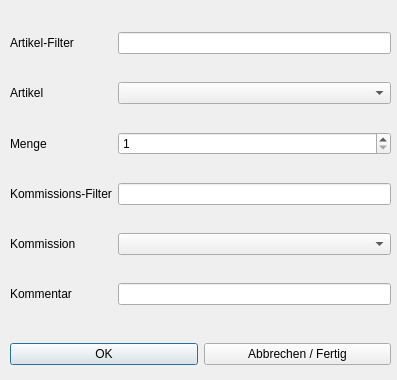
This is dialog_lager.ui in 15831944/CBrain as Qt 5 draws it before an edit. The edited form follows.
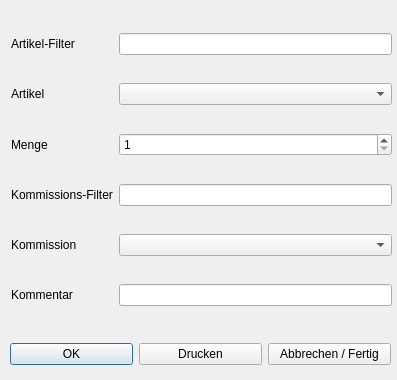
This is the edited form.

Commit message: modul_lager um PDF export erweitert

What changed in the file:
```diff
--- a/dialog_lager.ui
+++ b/dialog_lager.ui
@@ -33,6 +33,13 @@
       </property>
      </widget>
     </item>
+    <item>
+     <widget class="QPushButton" name="pushButton_print">
+      <property name="text">
+       <string>Drucken</string>
+      </property>
+     </widget>
+    </item>
     <item>
      <widget class="QPushButton" name="pushButton_cancel">
       <property name="text">
@@ -42,11 +49,11 @@
     </item>
    </layout>
   </widget>
-  <widget class="QWidget" name="layoutWidget">
+  <widget class="QWidget" name="">
    <property name="geometry">
     <rect>
-     <x>10</x>
-     <y>10</y>
+     <x>11</x>
+     <y>11</y>
      <width>381</width>
      <height>321</height>
     </rect>
```
Left out of the diff: 77 changed lines with no effect on the pictures. The commit also changes 11 other files.
